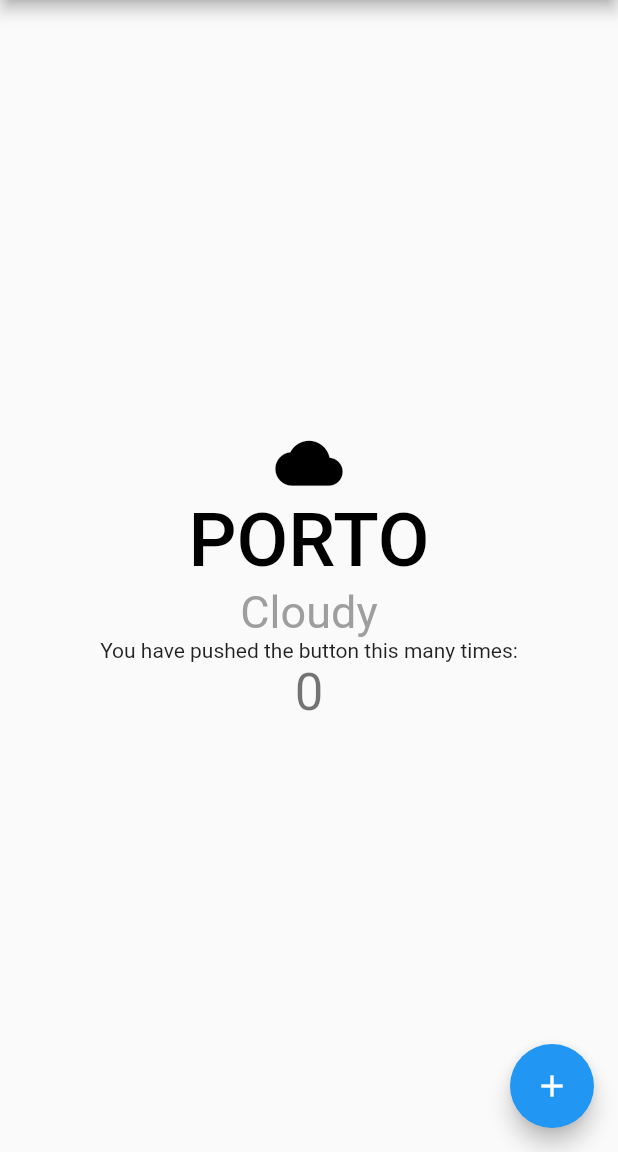
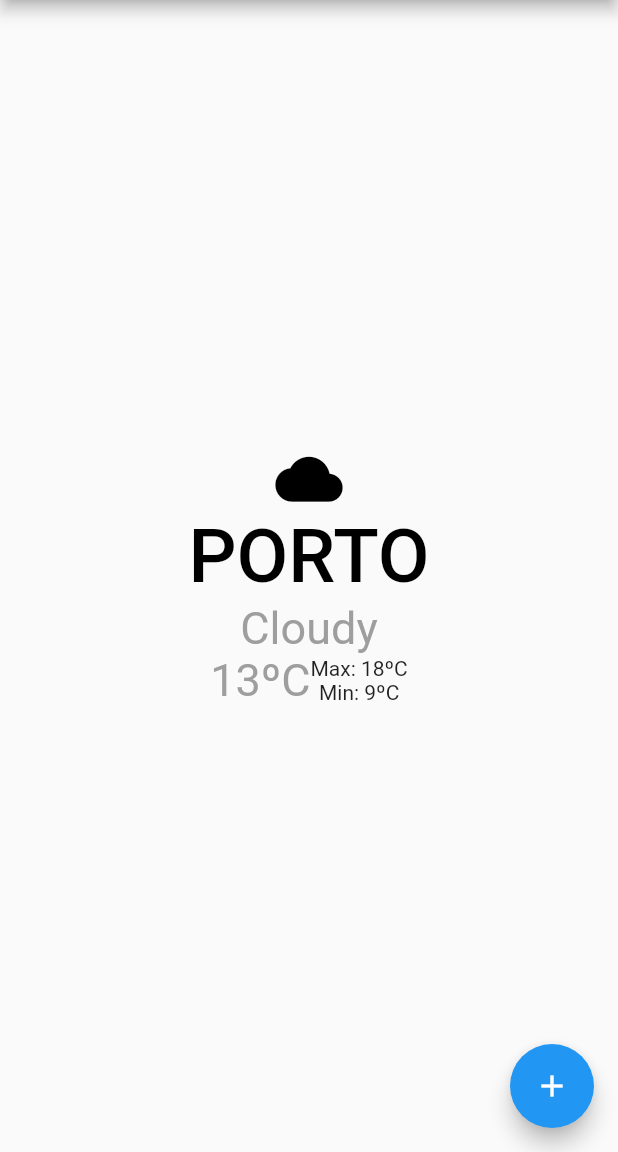
Before and after one commit to danrpinho/CMOV, a Flutter app: the screen it shows after launch, on a phone screen of 412 x 824 dp, the part 84-1236 px from its top. Run offline on Flutter 3.47's test engine with Material 2 defaults, Android fonts, the phone set to English and light mode, and no system bars.

Commit message:
tweaked UI folder structure

```diff
--- a/weather_app/lib/main.dart
+++ b/weather_app/lib/main.dart
@@ -90,13 +90,6 @@ class _MyHomePageState extends State<MyHomePage> {
           mainAxisAlignment: MainAxisAlignment.center,
           children: <Widget>[
             MainInfo(info: null, key: null),
-            Text(
-              'You have pushed the button this many times:',
-            ),
-            Text(
-              '$_counter',
-              style: Theme.of(context).textTheme.display1,
-            ),
           ],
         ),
       ),
--- a/weather_app/lib/src/ui/widgets/main_info.dart
+++ b/weather_app/lib/src/ui/widgets/main_info.dart
@@ -30,6 +30,7 @@ class MainInfo extends StatelessWidget{
             fontSize: 30,
           ),
         ),
+        createTemperatureWidget(info),
 
       ],
 
@@ -39,4 +40,23 @@ class MainInfo extends StatelessWidget{
 
   }
 
+  createTemperatureWidget(Weather info) {
+    return Row(
+      mainAxisAlignment: MainAxisAlignment.center,
+      children: <Widget>[
+        Text(
+          "13ºC",
+          style: TextStyle(
+            fontSize: 30,
+            color: Colors.grey
+          ),
+        ),
+        Column (children: <Widget>[
+          Text("Max: 18ºC"),
+          Text("Min: 9ºC")
+        ],)
+      ],
+    );
+  }
+
 }
```
Also changed, not shown: weather_app/lib/src/ui/screens/main_screen.dart (added), weather_app/lib/src/ui/theme/theme.dart (added).
